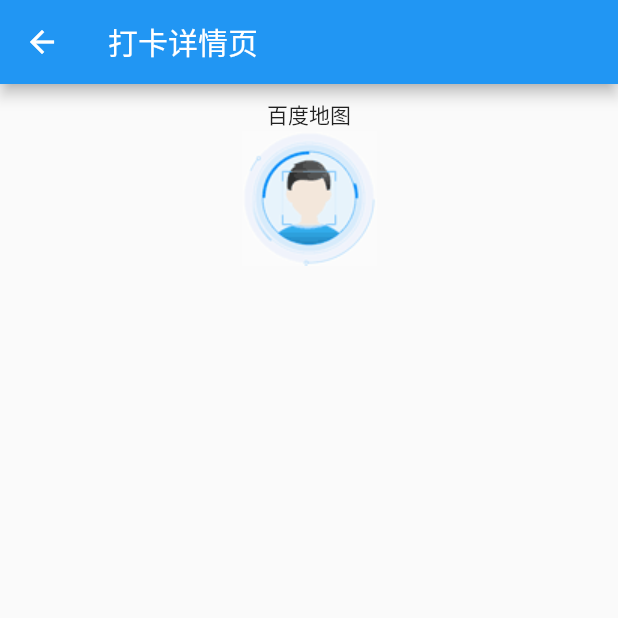
After one commit to huanlirui/flutterApp, a Flutter app: the PunchCard screen opened directly, after a tap on "上班打卡", on a phone screen of 412 x 824 dp, the top half of it. The commit adds this screen. Run offline on Flutter 3.47's test engine with Material 2 defaults, Android fonts, the phone set to English and light mode, and no system bars; our stand-ins replace date_format, device_info, dio, flutter_swiper, fluttertoast, shared_preferences; missing offline and left inert: flutter_cupertino_date_picker; accounts and stored records are empty.

Commit message:
feat(打卡详情页)

```diff
--- /dev/null
+++ b/lib/components/BaiduMap.dart
@@ -0,0 +1,18 @@
+import 'package:flutter/material.dart';
+
+
+class BaiduMap extends StatefulWidget {
+  BaiduMap({Key key}) : super(key: key);
+
+  @override
+  _BaiduMapState createState() => _BaiduMapState();
+}
+
+class _BaiduMapState extends State<BaiduMap> {
+  @override
+  Widget build(BuildContext context) {
+    return Container(
+       child: Text('百度地图'),
+    );
+  }
+}
--- a/lib/pages/punchCard/CardInfo.dart
+++ b/lib/pages/punchCard/CardInfo.dart
@@ -131,7 +131,7 @@ class CardInfo extends StatelessWidget {
                       Text(exceptionText),
                       Text(
                         exceptionTime,
-                        style: TextStyle(color: Colors.red[200]),
+                        style: TextStyle(color: Colors.red[300],fontWeight: FontWeight.w700),
                       ),
                     ],
                   ),
--- a/lib/pages/punchCard/PunchCard.dart
+++ b/lib/pages/punchCard/PunchCard.dart
@@ -1,6 +1,7 @@
 import 'package:flutter/material.dart';
 import 'package:myapp/components/NowDate.dart';
 import 'CardInfo.dart';
+import 'PunchDetail.dart';
 
 class PunchCard extends StatefulWidget {
   PunchCard({Key key}) : super(key: key);
@@ -48,7 +49,10 @@ class _PunchCardState extends State<PunchCard> {
                               Icons.event_note,
                               color: Colors.indigo[400],
                             ),
-                            Text('考勤记录'),
+                            Text(
+                              '考勤记录',
+                              style: TextStyle(fontWeight: FontWeight.w600),
+                            ),
                           ],
                         ),
                       ),
@@ -72,6 +76,18 @@ class _PunchCardState extends State<PunchCard> {
                 //对Widget截取的行为，比如这里 Clip.antiAlias 指抗锯齿
                 clipBehavior: Clip.antiAlias,
                 semanticContainer: false,
+                child: InkWell(
+                  onTap: () {
+                    // Navigator.of(context).push(
+                    //   MaterialPageRoute(
+                    //     builder: (context) => PunchDetail(
+                    //       arguments: {'type': '1'},
+                    //     ),
+                    //   ),
+                    // );
+                    Navigator.pushNamed(context, '/punchDetail',
+                        arguments: {'type': '1'});
+                  },
                   child: Container(
                     color: Colors.white,
                     width: double.infinity,
@@ -83,6 +99,7 @@ class _PunchCardState extends State<PunchCard> {
                         exceptionText: '正常打卡',
                         exceptionTime: '07:50',
                         status: '0'),
+                  ),
                 ),
               ),
               Card(
--- /dev/null
+++ b/lib/pages/punchCard/PunchDetail.dart
@@ -0,0 +1,47 @@
+import 'package:flutter/material.dart';
+import 'package:myapp/components/BaiduMap.dart';
+
+class PunchDetail extends StatefulWidget {
+  final Map arguments;
+  PunchDetail({Key key, this.arguments}) : super(key: key);
+
+  @override
+  _PunchDetailState createState() =>
+      _PunchDetailState(arguments: this.arguments);
+}
+
+class _PunchDetailState extends State<PunchDetail> {
+  Map arguments;
+  _PunchDetailState({this.arguments});
+  @override
+  void initState() {
+    // TODO: implement initState
+    super.initState();
+    print(arguments);
+  }
+
+  @override
+  Widget build(BuildContext context) {
+    return Scaffold(
+        appBar: AppBar(
+          title: Text("打卡详情页"),
+        ),
+        body: Container(
+          child: Column(
+            children: <Widget>[
+              BaiduMap(),
+              Container(
+                  child: Center(
+                child: Image.asset(
+                  'images/face.gif',
+                  height: 90,
+                  width: 90,
+                  fit: BoxFit.cover,
+                ),
+              ))
+            ],
+          ),
+          padding: EdgeInsets.all(10),
+        ));
+  }
+}
--- a/lib/routes/Routes.dart
+++ b/lib/routes/Routes.dart
@@ -11,7 +11,7 @@ import '../pages/tabs/TabBarConTroller.dart';
 import '../pages/user/UserInfo.dart';
 import 'package:myapp/pages/firstPage/FirstPage.dart';
 import 'package:myapp/pages/dialog/DialogPage.dart';
-
+import 'package:myapp/pages/punchCard/PunchDetail.dart';
 //配置路由
 final routes = {
   '/firstPage': (context) => FirstPage(),
@@ -22,6 +22,7 @@ final routes = {
   '/tabBarControllerPage': (context) => TabBarControllerPage(),
   '/userInfo': (context) => UserInfo(),
   '/dialog': (context) => DialogPage(),
+  '/punchDetail':(context, {arguments}) => PunchDetail(arguments: arguments)
   // '/message': (context) => Message(),
   // '/messagefull': (context, {arguments}) => MessageFull(arguments: arguments)
 };
```
Also changed, not shown: lib/pages/tabs/homePage/Home.dart (+57 -57 lines), images/2.0x/face.gif (added), images/3.0x/face.gif (added), images/4.0x/face.gif (added), images/face.gif (added). Lines whose indentation alone changed are shown as unchanged.
